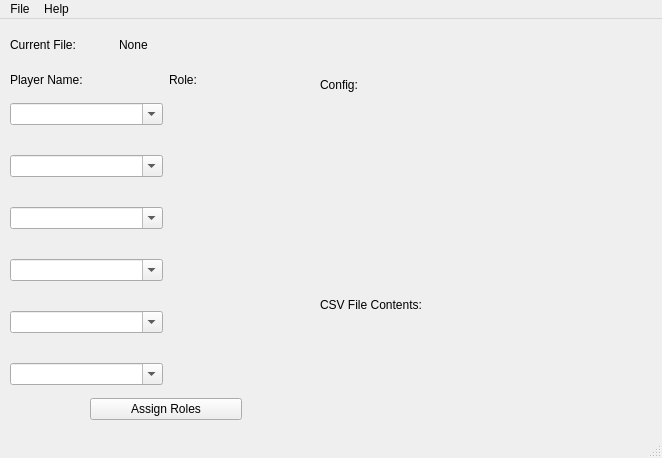
The window that mainwindow.ui (Tyler127/MarvelRivalsRoleAssigner) describes before a commit, drawn with Qt 5.
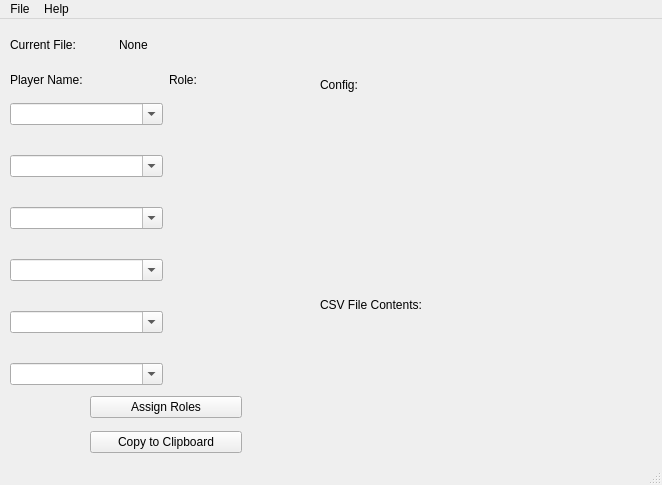
The same window after the commit.

The edit to the form file:
```diff
--- a/mainwindow.ui
+++ b/mainwindow.ui
@@ -7,7 +7,7 @@
     <x>0</x>
     <y>0</y>
     <width>662</width>
-    <height>458</height>
+    <height>485</height>
    </rect>
   </property>
   <property name="acceptDrops">
@@ -254,10 +254,10 @@
        <x>80</x>
        <y>360</y>
        <width>152</width>
-       <height>41</height>
+       <height>71</height>
       </rect>
      </property>
-     <layout class="QVBoxLayout" name="buttonLayout" stretch="0">
+     <layout class="QVBoxLayout" name="buttonLayout" stretch="0,0">
       <item>
        <widget class="QPushButton" name="assignRolesButton">
         <property name="text">
@@ -265,6 +265,13 @@
         </property>
        </widget>
       </item>
+      <item>
+       <widget class="QPushButton" name="copyOutputToClipboardButton">
+        <property name="text">
+         <string>Copy to Clipboard</string>
+        </property>
+       </widget>
+      </item>
      </layout>
     </widget>
     <widget class="QWidget" name="verticalLayoutWidget_3">
```
